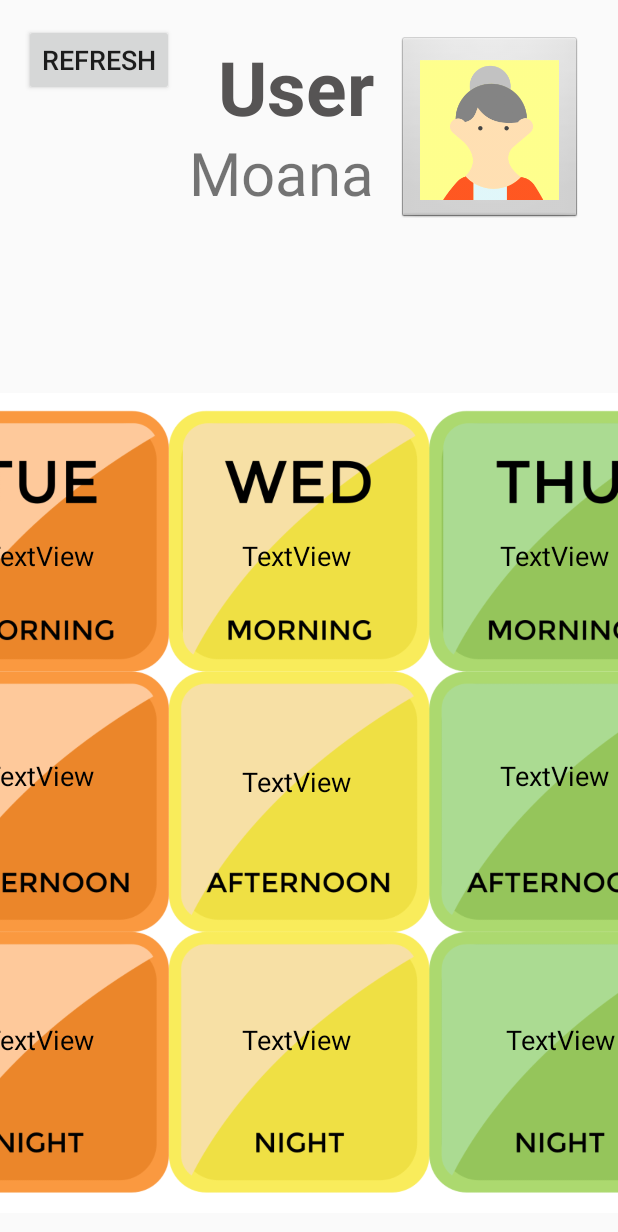
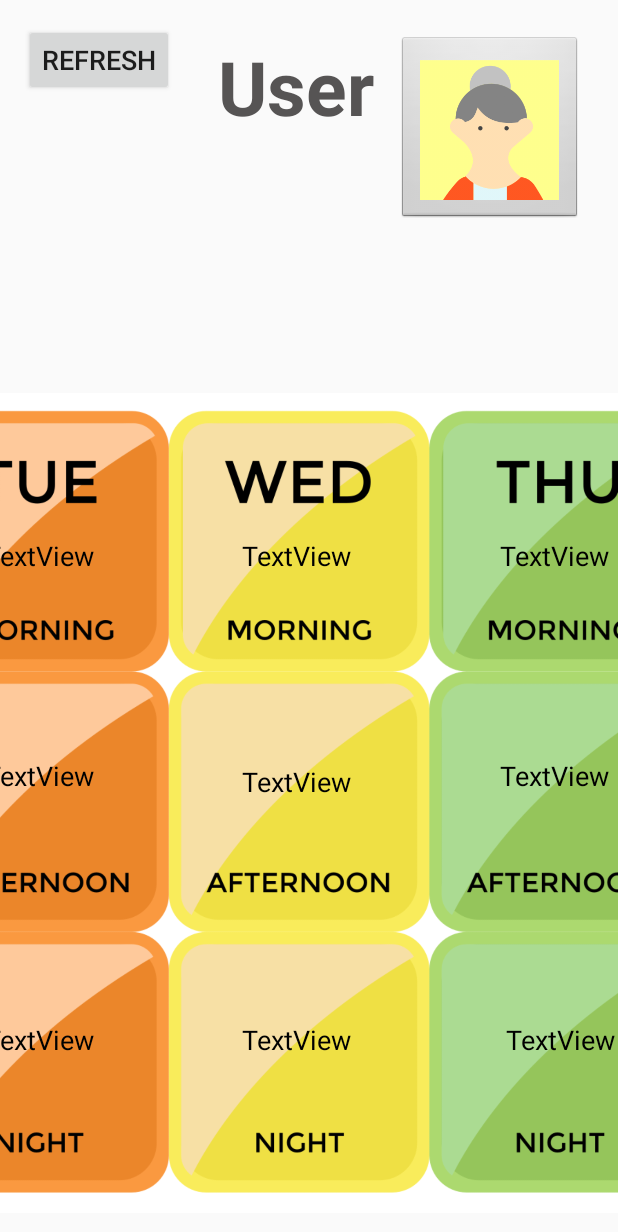
Before and after one commit to elisaherme/CaterPillar, an Android app: the CareGiverActivity screen opened directly, with no data from a screen before it, after a tap on an icon or button, on a phone screen of 412 x 824 dp. Shown: the top 1232 px of the screen. Run offline under Robolectric (Android 15) with nearby library versions, the phone set to English and light mode, and no system bars; 8 statements that could not run were skipped.

Commit message:
Added user and caregiver names to pillbox and caregiver's screens

```diff
--- a/app/src/main/java/com/example/caterpillar/CareGiverActivity.java
+++ b/app/src/main/java/com/example/caterpillar/CareGiverActivity.java
@@ -24,6 +24,11 @@ public class CareGiverActivity extends AppCompatActivity {
     private final String [] days = {"Sun", "Mon", "Tue", "Wed", "Thu", "Fri", "Sat"};
     private final String [] times = {"Morning", "Afternoon", "Night"};
 
+    private String name;
+    private String caregiver;
+    private TextView userName;
+    private TextView careGiver;
+
     @Override
     protected void onCreate(Bundle savedInstanceState) {
         super.onCreate(savedInstanceState);
@@ -33,6 +38,14 @@ public class CareGiverActivity extends AppCompatActivity {
         mSocket = app.getmSocket();
         mSocket.on("responseMed", medRequest);
         mSocket.emit("queryMed", app.getUser());
+
+        userName = findViewById(R.id.textPatientName);
+        careGiver = findViewById(R.id.textView4);
+
+        name = app.getUser();
+        caregiver = app.getCaregiver();
+        userName.setText(name);
+        careGiver.setText(caregiver);
     }
     @Override
     public void onDestroy() {
--- a/app/src/main/java/com/example/caterpillar/pillbox.java
+++ b/app/src/main/java/com/example/caterpillar/pillbox.java
@@ -22,6 +22,8 @@ public class pillbox extends AppCompatActivity {
     private final String [] times = {"Mor", "Aft", "Ngt"};
     private final String [] fulltimes = {"Morning", "Afternoon", "Night"};
 
+    private String name;
+    private TextView userName;
 
     @Override
     protected void onCreate(Bundle savedInstanceState) {
@@ -32,6 +34,10 @@ public class pillbox extends AppCompatActivity {
         mSocket = app.getmSocket();
         mSocket.on("responseMed", fillPillbox);
         mSocket.emit("queryMed", app.getUser());
+
+        userName = findViewById(R.id.textUsername);
+        name = app.getUser();
+        userName.setText(name);
     }
     @Override
     public void onDestroy() {
--- a/app/src/main/res/layout/activity_pillbox.xml
+++ b/app/src/main/res/layout/activity_pillbox.xml
@@ -7,7 +7,7 @@
     tools:context=".pillbox">
 
     <TextView
-        android:id="@+id/textUser"
+        android:id="@+id/textUsername"
         android:layout_width="372dp"
         android:layout_height="0dp"
         android:layout_marginStart="796dp"
```
